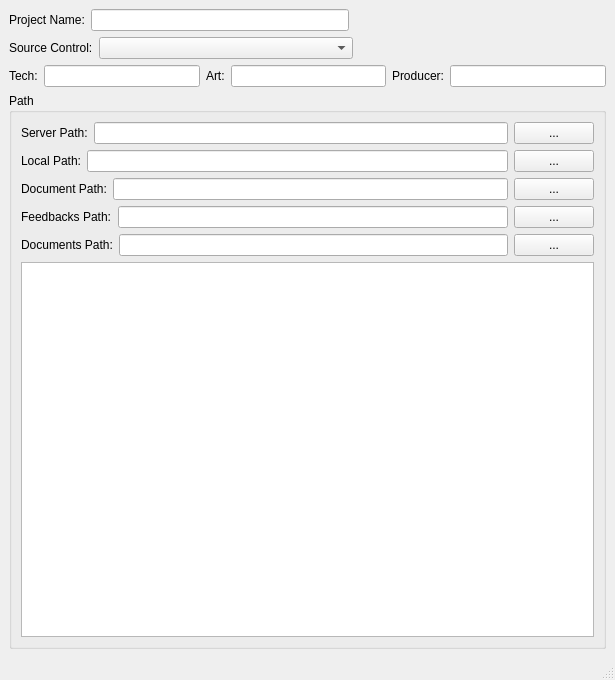
Qt form src/developer/main/projectcreator/ui/ProjectCreator.ui (code-google-com/mayatools) before a commit.
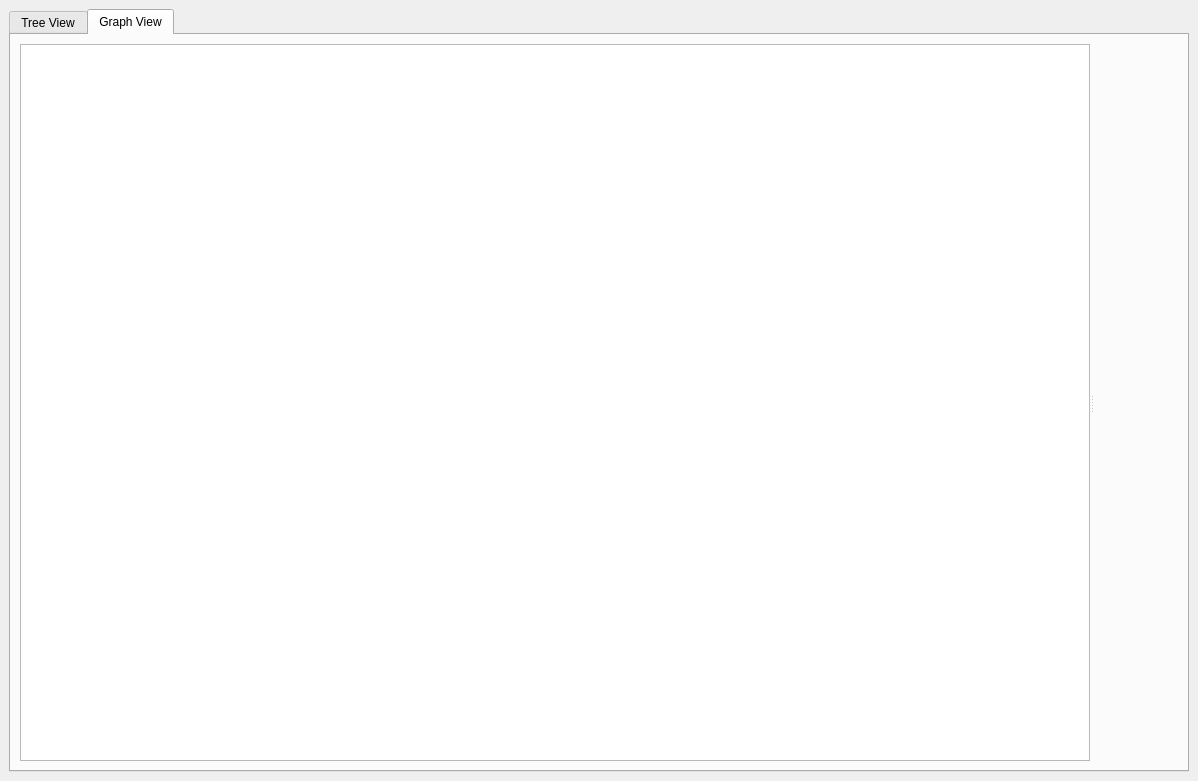
The same form after that commit.

The edit to the form file:
```diff
--- a/src/developer/main/projectcreator/ui/ProjectCreator.ui
+++ b/src/developer/main/projectcreator/ui/ProjectCreator.ui
@@ -6,8 +6,8 @@
    <rect>
     <x>0</x>
     <y>0</y>
-    <width>615</width>
-    <height>680</height>
+    <width>1198</width>
+    <height>781</height>
    </rect>
   </property>
   <property name="windowTitle">
@@ -16,329 +16,62 @@
   <widget class="QWidget" name="centralwidget">
    <layout class="QVBoxLayout" name="verticalLayout_2">
     <item>
-     <layout class="QHBoxLayout" name="horizontalLayout_4">
-      <item>
-       <widget class="QLabel" name="label">
-        <property name="text">
-         <string>Project Name:</string>
-        </property>
-       </widget>
-      </item>
-      <item>
-       <widget class="QLineEdit" name="lineEdit"/>
-      </item>
-      <item>
-       <spacer name="horizontalSpacer">
-        <property name="orientation">
-         <enum>Qt::Horizontal</enum>
-        </property>
-        <property name="sizeHint" stdset="0">
-         <size>
-          <width>40</width>
-          <height>20</height>
-         </size>
-        </property>
-       </spacer>
-      </item>
-     </layout>
-    </item>
-    <item>
-     <layout class="QHBoxLayout" name="horizontalLayout_5">
-      <item>
-       <widget class="QLabel" name="label_2">
-        <property name="text">
-         <string>Source Control:</string>
-        </property>
-       </widget>
-      </item>
-      <item>
-       <widget class="QComboBox" name="comboBox">
-        <property name="sizePolicy">
-         <sizepolicy hsizetype="Expanding" vsizetype="Fixed">
-          <horstretch>0</horstretch>
-          <verstretch>0</verstretch>
-         </sizepolicy>
-        </property>
-       </widget>
-      </item>
-      <item>
-       <spacer name="horizontalSpacer_2">
-        <property name="orientation">
-         <enum>Qt::Horizontal</enum>
-        </property>
-        <property name="sizeHint" stdset="0">
-         <size>
-          <width>40</width>
-          <height>20</height>
-         </size>
-        </property>
-       </spacer>
-      </item>
-     </layout>
-    </item>
-    <item>
-     <layout class="QHBoxLayout" name="horizontalLayout_3">
-      <item>
-       <widget class="QLabel" name="label_3">
-        <property name="text">
-         <string>Tech:</string>
-        </property>
-       </widget>
-      </item>
-      <item>
-       <widget class="QLineEdit" name="lineEdit_2"/>
-      </item>
-      <item>
-       <widget class="QLabel" name="label_4">
-        <property name="text">
-         <string>Art:</string>
-        </property>
-       </widget>
-      </item>
-      <item>
-       <widget class="QLineEdit" name="lineEdit_3"/>
-      </item>
-      <item>
-       <widget class="QLabel" name="label_5">
-        <property name="text">
-         <string>Producer:</string>
-        </property>
-       </widget>
-      </item>
-      <item>
-       <widget class="QLineEdit" name="lineEdit_4">
-        <property name="text">
-         <string/>
-        </property>
-       </widget>
-      </item>
-     </layout>
-    </item>
-    <item>
-     <widget class="QGroupBox" name="groupBox">
-      <property name="title">
-       <string>Path</string>
+     <widget class="QTabWidget" name="tabWidget">
+      <property name="tabShape">
+       <enum>QTabWidget::Rounded</enum>
       </property>
-      <layout class="QVBoxLayout" name="verticalLayout">
-       <item>
-        <layout class="QHBoxLayout" name="horizontalLayout">
-         <item>
-          <widget class="QLabel" name="label_6">
-           <property name="sizePolicy">
-            <sizepolicy hsizetype="Maximum" vsizetype="Preferred">
-             <horstretch>0</horstretch>
-             <verstretch>0</verstretch>
-            </sizepolicy>
-           </property>
-           <property name="text">
-            <string>Server Path:</string>
-           </property>
+      <property name="currentIndex">
+       <number>1</number>
+      </property>
+      <property name="elideMode">
+       <enum>Qt::ElideMiddle</enum>
+      </property>
+      <widget class="QWidget" name="tab">
+       <attribute name="title">
+        <string>Tree View</string>
+       </attribute>
+       <layout class="QVBoxLayout" name="verticalLayout_4">
+        <item>
+         <widget class="QTreeView" name="treeView"/>
+        </item>
+       </layout>
+      </widget>
+      <widget class="QWidget" name="tab_2">
+       <attribute name="title">
+        <string>Graph View</string>
+       </attribute>
+       <layout class="QVBoxLayout" name="verticalLayout_3">
+        <item>
+         <widget class="QSplitter" name="splitter">
+          <property name="orientation">
+           <enum>Qt::Horizontal</enum>
+          </property>
+          <widget class="QGraphicsView" name="graphicsView"/>
+          <widget class="QWidget" name="">
+           <layout class="QVBoxLayout" name="verticalLayout">
+            <item>
+             <spacer name="verticalSpacer">
+              <property name="orientation">
+               <enum>Qt::Vertical</enum>
+              </property>
+              <property name="sizeHint" stdset="0">
+               <size>
+                <width>20</width>
+                <height>40</height>
+               </size>
+              </property>
+             </spacer>
+            </item>
+           </layout>
           </widget>
-         </item>
-         <item>
-          <widget class="QLineEdit" name="lineEdit_5">
-           <property name="sizePolicy">
-            <sizepolicy hsizetype="Expanding" vsizetype="Fixed">
-             <horstretch>0</horstretch>
-             <verstretch>0</verstretch>
-            </sizepolicy>
-           </property>
-          </widget>
-         </item>
-         <item>
-          <widget class="QPushButton" name="pushButton">
-           <property name="sizePolicy">
-            <sizepolicy hsizetype="Fixed" vsizetype="Fixed">
-             <horstretch>0</horstretch>
-             <verstretch>0</verstretch>
-            </sizepolicy>
-           </property>
-           <property name="text">
-            <string>...</string>
-           </property>
-          </widget>
-         </item>
-        </layout>
-       </item>
-       <item>
-        <layout class="QHBoxLayout" name="horizontalLayout_6">
-         <item>
-          <widget class="QLabel" name="label_8">
-           <property name="sizePolicy">
-            <sizepolicy hsizetype="Maximum" vsizetype="Preferred">
-             <horstretch>0</horstretch>
-             <verstretch>0</verstretch>
-            </sizepolicy>
-           </property>
-           <property name="text">
-            <string>Local Path:</string>
-           </property>
-          </widget>
-         </item>
-         <item>
-          <widget class="QLineEdit" name="lineEdit_7">
-           <property name="sizePolicy">
-            <sizepolicy hsizetype="Expanding" vsizetype="Fixed">
-             <horstretch>0</horstretch>
-             <verstretch>0</verstretch>
-            </sizepolicy>
-           </property>
-          </widget>
-         </item>
-         <item>
-          <widget class="QPushButton" name="pushButton_3">
-           <property name="sizePolicy">
-            <sizepolicy hsizetype="Minimum" vsizetype="Fixed">
-             <horstretch>0</horstretch>
-             <verstretch>0</verstretch>
-            </sizepolicy>
-           </property>
-           <property name="text">
-            <string>...</string>
-           </property>
-          </widget>
-         </item>
-        </layout>
-       </item>
-       <item>
-        <layout class="QHBoxLayout" name="horizontalLayout_2">
-         <item>
-          <widget class="QLabel" name="label_7">
-           <property name="sizePolicy">
-            <sizepolicy hsizetype="Maximum" vsizetype="Preferred">
-             <horstretch>0</horstretch>
-             <verstretch>0</verstretch>
-            </sizepolicy>
-           </property>
-           <property name="text">
-            <string>Document Path:</string>
-           </property>
-          </widget>
-         </item>
-         <item>
-          <widget class="QLineEdit" name="lineEdit_6">
-           <property name="sizePolicy">
-            <sizepolicy hsizetype="Expanding" vsizetype="Fixed">
-             <horstretch>0</horstretch>
-             <verstretch>0</verstretch>
-            </sizepolicy>
-           </property>
-          </widget>
-         </item>
-         <item>
-          <widget class="QPushButton" name="pushButton_2">
-           <property name="sizePolicy">
-            <sizepolicy hsizetype="Maximum" vsizetype="Fixed">
-             <horstretch>0</horstretch>
-             <verstretch>0</verstretch>
-            </sizepolicy>
-           </property>
-           <property name="text">
-            <string>...</string>
-           </property>
-          </widget>
-         </item>
-        </layout>
-       </item>
-       <item>
-        <layout class="QHBoxLayout" name="horizontalLayout_8">
-         <item>
-          <widget class="QLabel" name="label_10">
-           <property name="sizePolicy">
-            <sizepolicy hsizetype="Maximum" vsizetype="Preferred">
-             <horstretch>0</horstretch>
-             <verstretch>0</verstretch>
-            </sizepolicy>
-           </property>
-           <property name="text">
-            <string>Feedbacks Path:</string>
-           </property>
-          </widget>
-         </item>
-         <item>
-          <widget class="QLineEdit" name="lineEdit_9">
-           <property name="sizePolicy">
-            <sizepolicy hsizetype="Expanding" vsizetype="Fixed">
-             <horstretch>0</horstretch>
-             <verstretch>0</verstretch>
-            </sizepolicy>
-           </property>
-          </widget>
-         </item>
-         <item>
-          <widget class="QPushButton" name="pushButton_5">
-           <property name="sizePolicy">
-            <sizepolicy hsizetype="Maximum" vsizetype="Fixed">
-             <horstretch>0</horstretch>
-             <verstretch>0</verstretch>
-            </sizepolicy>
-           </property>
-           <property name="text">
-            <string>...</string>
-           </property>
-          </widget>
-         </item>
-        </layout>
-       </item>
-       <item>
-        <layout class="QHBoxLayout" name="horizontalLayout_7">
-         <item>
-          <widget class="QLabel" name="label_9">
-           <property name="sizePolicy">
-            <sizepolicy hsizetype="Maximum" vsizetype="Preferred">
-             <horstretch>0</horstretch>
-             <verstretch>0</verstretch>
-            </sizepolicy>
-           </property>
-           <property name="text">
-            <string>Documents Path:</string>
-           </property>
-          </widget>
-         </item>
-         <item>
-          <widget class="QLineEdit" name="lineEdit_8">
-           <property name="sizePolicy">
-            <sizepolicy hsizetype="Expanding" vsizetype="Fixed">
-             <horstretch>0</horstretch>
-             <verstretch>0</verstretch>
-            </sizepolicy>
-           </property>
-          </widget>
-         </item>
-         <item>
-          <widget class="QPushButton" name="pushButton_4">
-           <property name="sizePolicy">
-            <sizepolicy hsizetype="Maximum" vsizetype="Fixed">
-             <horstretch>0</horstretch>
-             <verstretch>0</verstretch>
-            </sizepolicy>
-           </property>
-           <property name="text">
-            <string>...</string>
-           </property>
-          </widget>
-         </item>
-        </layout>
-       </item>
-       <item>
-        <widget class="QTreeView" name="treeView"/>
-       </item>
-      </layout>
+         </widget>
+        </item>
+       </layout>
+      </widget>
      </widget>
     </item>
    </layout>
   </widget>
-  <widget class="QMenuBar" name="menubar">
-   <property name="geometry">
-    <rect>
-     <x>0</x>
-     <y>0</y>
-     <width>615</width>
-     <height>26</height>
-    </rect>
-   </property>
-  </widget>
-  <widget class="QStatusBar" name="statusbar"/>
  </widget>
  <resources/>
  <connections/>
```
